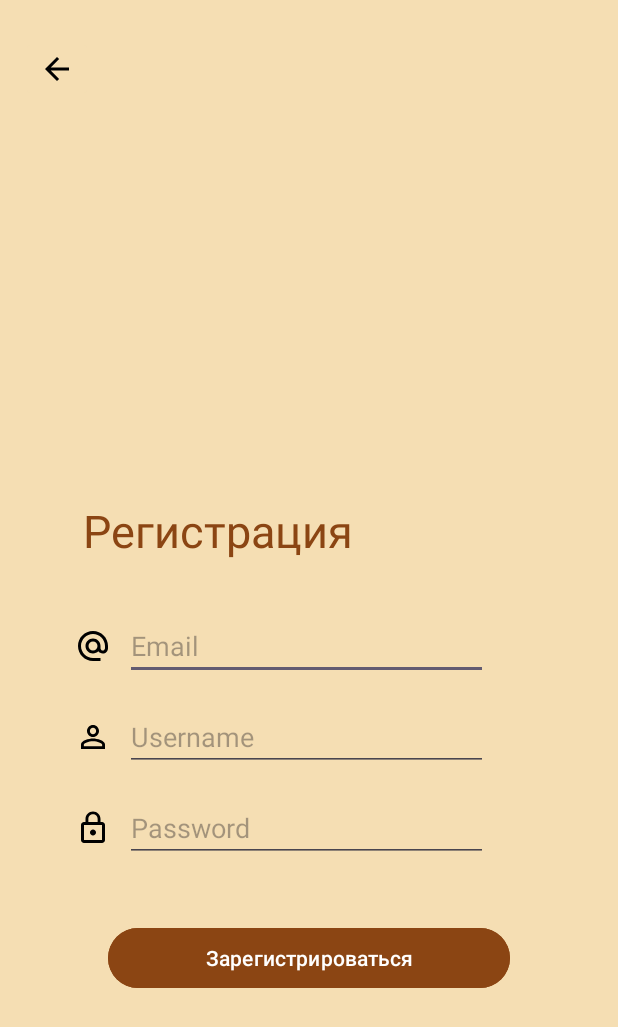
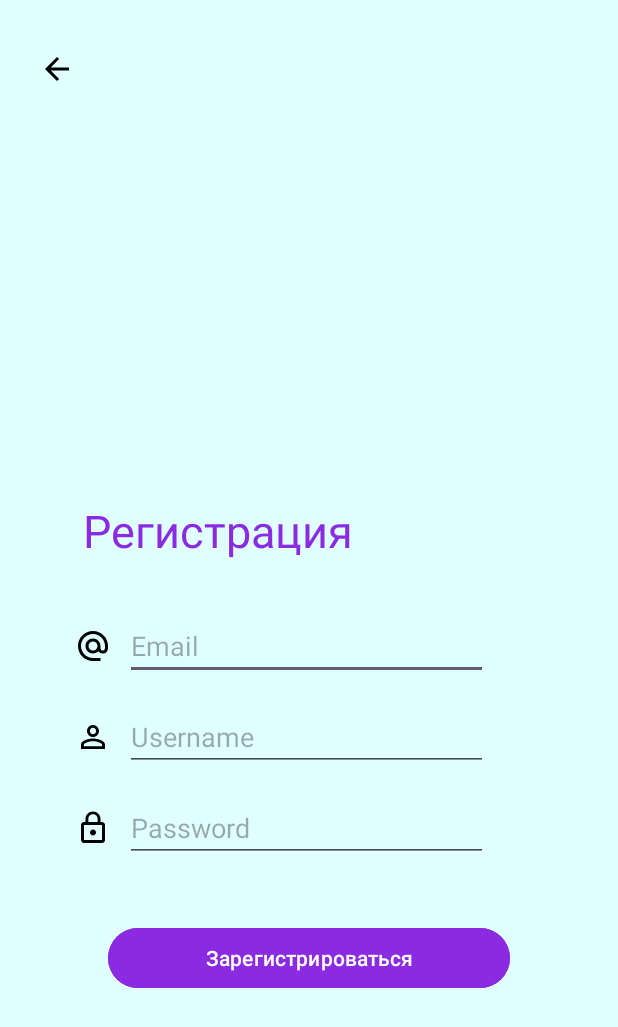
Before and after one commit to Noobmaster404/Astra, an Android app: the RegisterActivity screen opened directly, with no data from a screen before it, on a phone screen of 412 x 824 dp. Shown: the top 1027 px of the screen. Run offline under Robolectric (Android 15) with nearby library versions, the light colour scheme and no system bars; our stand-ins replace Firebase (no records; nobody signed in at launch, a user with empty details on screens opened directly); Roboto replaces fonts that are not available here.

Commit message:
Astra Purple version 1.21

```diff
--- a/app/src/main/res/layout/activity_register.xml
+++ b/app/src/main/res/layout/activity_register.xml
@@ -6,14 +6,14 @@
     android:layout_width="match_parent"
     android:layout_height="match_parent"
     tools:context=".Auth.RegisterActivity"
-    android:background="@color/brown">
+    android:background="@color/cian">
 
     <ImageButton
         android:layout_width="wrap_content"
         android:layout_height="wrap_content"
         android:id="@+id/back_btn"
         android:src="@drawable/ic_round_arrow_back"
-        android:backgroundTint="@color/brown"
+        android:backgroundTint="@color/cian"
         android:layout_marginStart="14dp"
         android:layout_marginTop="24dp"
         app:layout_constraintTop_toTopOf="parent"
@@ -27,7 +27,7 @@
         android:layout_marginTop="333dp"
         android:fontFamily="@font/ubuntu_medium"
         android:text="Регистрация"
-        android:textColor="@color/darkBrown"
+        android:textColor="@color/purple"
         android:textSize="30sp"
         app:layout_constraintStart_toStartOf="parent"
         app:layout_constraintTop_toTopOf="parent" />
@@ -117,7 +117,7 @@
         android:layout_width="268dp"
         android:layout_height="wrap_content"
         android:layout_marginTop="40dp"
-        android:backgroundTint="@color/darkBrown"
+        android:backgroundTint="@color/purple"
         android:text="Зарегистрироваться"
         app:layout_constraintEnd_toEndOf="parent"
         app:layout_constraintStart_toStartOf="parent"
--- a/app/src/main/res/values/colors.xml
+++ b/app/src/main/res/values/colors.xml
@@ -4,9 +4,10 @@
     <color name="white">#FFFFFFFF</color>
     <color name="green">#2E8B57</color>
     <color name="blue">#0000FF</color>
+    <color name="cian">#E0FFFF</color>
     <color name="red">#DC143C</color>
     <color name="purple">#8A2BE2</color>
-    <color name="pastelPurple">#483D8B</color>
+    <color name="pastelPurple">#6A5ACD</color>
     <color name="brown">#F5DEB3</color>
     <color name="darkBrown">#8B4513</color>
     <color name="experimental">#6B8E23</color>
```
Also changed, not shown: app/src/main/res/layout/activity_login.xml (+4 -4 lines).
